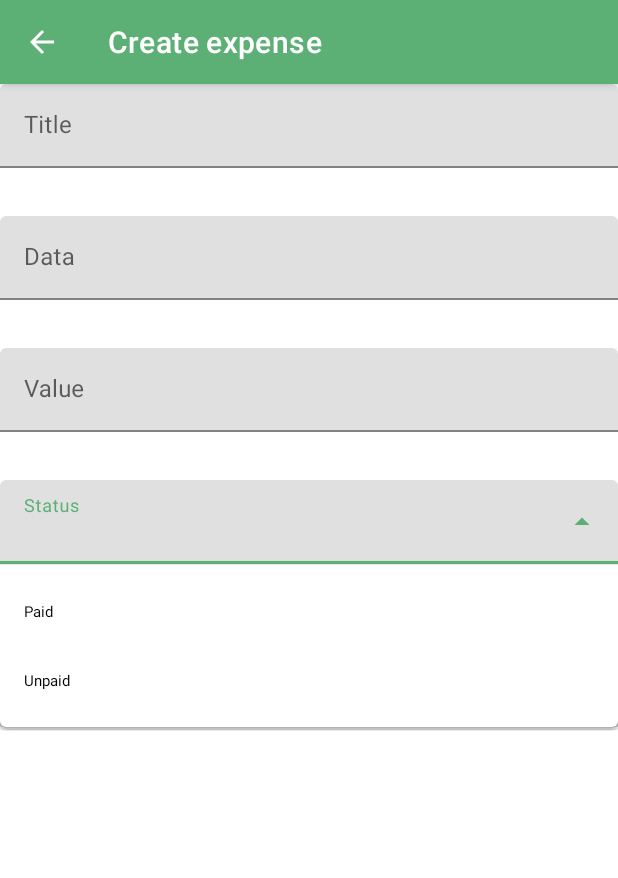
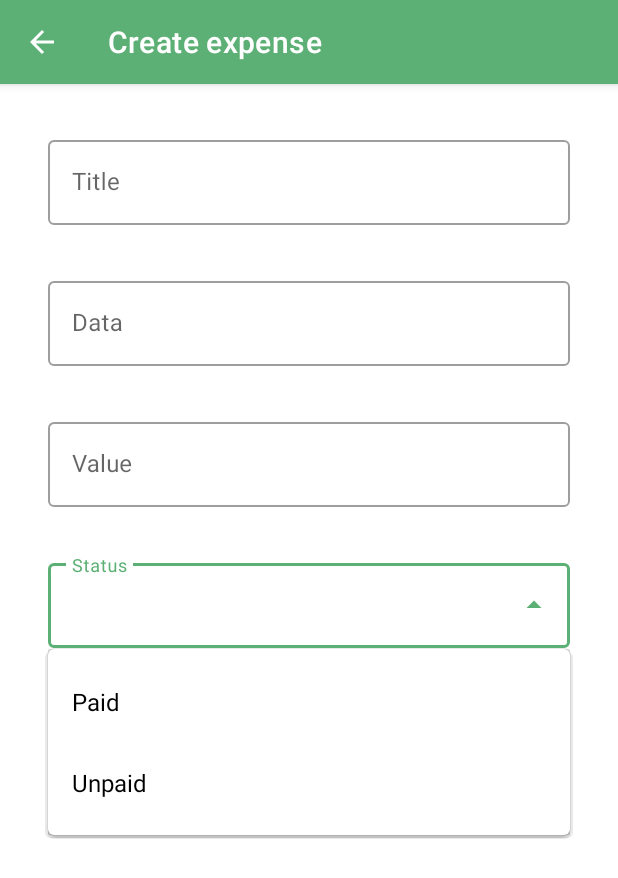
Before and after one commit to userddssilva/financial-checker-mobile, an Android app: the RegisterExpenseActivity screen opened directly, with no data from a screen before it, after a tap on an icon or button, on a phone screen of 412 x 824 dp. Shown: the top 878 px of the screen. Run offline under Robolectric (Android 15) with nearby library versions, the phone set to English and light mode, and no system bars.

Commit message:
Update register activity

```diff
--- a/app/src/main/res/layout/activity_register_expense.xml
+++ b/app/src/main/res/layout/activity_register_expense.xml
@@ -2,6 +2,12 @@
 <LinearLayout xmlns:android="http://schemas.android.com/apk/res/android"
     xmlns:app="http://schemas.android.com/apk/res-auto"
     xmlns:tools="http://schemas.android.com/tools"
+    android:layout_width="match_parent"
+    android:layout_height="wrap_content"
+    android:orientation="vertical"
+    tools:context=".ui.expense.RegisterExpenseActivity">
+
+    <LinearLayout
         android:layout_width="match_parent"
         android:layout_height="wrap_content"
         android:layout_marginStart="32dp"
@@ -11,10 +17,10 @@
         tools:context=".ui.expense.RegisterExpenseActivity">
 
         <com.google.android.material.textfield.TextInputLayout
+            style="@style/Widget.MaterialComponents.TextInputLayout.OutlinedBox"
             android:layout_width="match_parent"
             android:layout_height="wrap_content"
             android:layout_marginBottom="32dp">
-
             <com.google.android.material.textfield.TextInputEditText
                 android:layout_width="match_parent"
                 android:layout_height="wrap_content"
@@ -23,6 +29,7 @@
         </com.google.android.material.textfield.TextInputLayout>
 
         <com.google.android.material.textfield.TextInputLayout
+            style="@style/Widget.MaterialComponents.TextInputLayout.OutlinedBox"
             android:layout_width="match_parent"
             android:layout_height="wrap_content"
             android:layout_marginBottom="32dp">
@@ -35,6 +42,7 @@
         </com.google.android.material.textfield.TextInputLayout>
 
         <com.google.android.material.textfield.TextInputLayout
+            style="@style/Widget.MaterialComponents.TextInputLayout.OutlinedBox"
             android:layout_width="match_parent"
             android:layout_height="wrap_content"
             android:layout_marginBottom="32dp">
@@ -48,17 +56,17 @@
 
         <com.google.android.material.textfield.TextInputLayout
             android:id="@+id/ti_expense_status"
+            style="@style/Widget.MaterialComponents.TextInputLayout.OutlinedBox.ExposedDropdownMenu"
             android:layout_width="match_parent"
-        android:layout_height="wrap_content"
-        style="@style/Widget.MaterialComponents.TextInputLayout.FilledBox.ExposedDropdownMenu">
+            android:layout_height="wrap_content">
 
             <AutoCompleteTextView
                 android:id="@+id/atv_expense_status"
                 android:layout_width="match_parent"
                 android:layout_height="wrap_content"
-            android:inputType="none"
                 android:hint="Status"
-            />
+                android:inputType="none" />
         </com.google.android.material.textfield.TextInputLayout>
 
     </LinearLayout>
+</LinearLayout>
--- a/app/src/main/res/layout/item_expense_status.xml
+++ b/app/src/main/res/layout/item_expense_status.xml
@@ -5,4 +5,5 @@
     android:ellipsize="end"
     android:maxLines="1"
     android:padding="16dp"
-    android:textAppearance="?attr/textAppearanceSubtitle1" />
+    android:textSize="16sp"
+    android:textAppearance="?attr/textAppearanceTitleLarge" />
```
Lines whose indentation alone changed are shown as unchanged.
